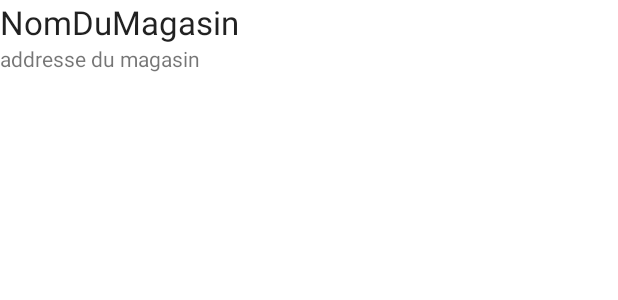
After one commit to IbanEtchep/ApAkei, an Android app: the layout magasin_element_layout.xml on its own in the app's theme, with its tools: preview values and no code run, on a phone screen of 412 x 824 dp. The commit adds this screen. Shown: the top 300 px of the screen. Run offline under Robolectric (Android 15) with nearby library versions, the phone set to English and light mode, and no system bars.

Commit message:
ajout MagasinAdapter

```diff
--- /dev/null
+++ b/app/src/main/res/layout/magasin_element_layout.xml
@@ -0,0 +1,19 @@
+<?xml version="1.0" encoding="utf-8"?>
+<LinearLayout xmlns:android="http://schemas.android.com/apk/res/android"
+    android:layout_width="match_parent"
+    android:layout_height="match_parent"
+    android:orientation="vertical">
+
+    <TextView
+        android:id="@+id/tv_magasin_name"
+        android:layout_width="match_parent"
+        android:layout_height="wrap_content"
+        android:text="NomDuMagasin"
+        android:textAppearance="@style/TextAppearance.AppCompat.Large" />
+
+    <TextView
+        android:id="@+id/tv_adresse_magasin"
+        android:layout_width="match_parent"
+        android:layout_height="wrap_content"
+        android:text="addresse du magasin" />
+</LinearLayout>
```
Also changed, not shown: app/src/main/java/fr/apakei/adapter/MagasinAdapter.java (added, +59 -0 lines), app/src/main/java/fr/apakei/locations/LocationListActivity.java (+2 -7 lines).
